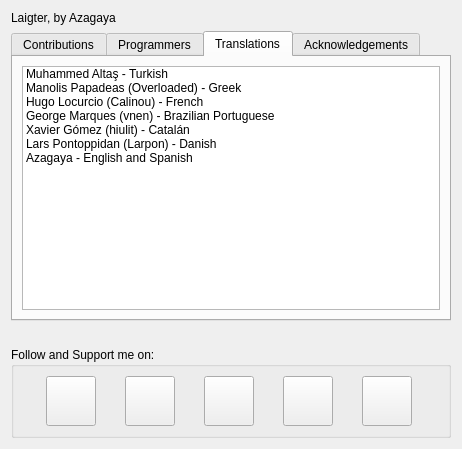
Old version of the form gui/about_dialog.ui in the repository azagaya/laigter.
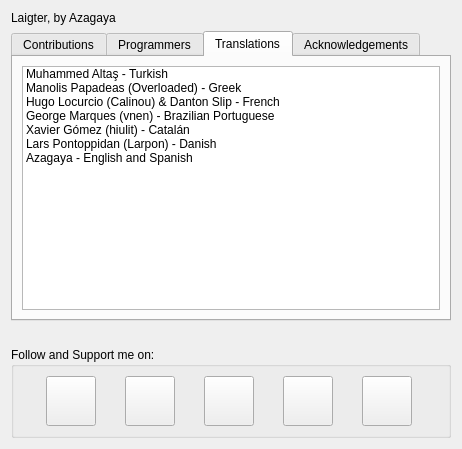
New version of the form. The open tabs and pages were chosen to show the change. Icons and pictures are not drawn.

Commit message: Changed Qt version an compiler in appveyor to test if its works

```diff
--- a/gui/about_dialog.ui
+++ b/gui/about_dialog.ui
@@ -270,7 +270,7 @@
          </item>
          <item>
           <property name="text">
-           <string>Hugo Locurcio (Calinou) - French</string>
+           <string>Hugo Locurcio (Calinou) &amp; Danton Slip - French</string>
           </property>
          </item>
          <item>
```
Left out of the diff: 2 changed lines with no effect on the pictures. The commit also changes 1 other file.
